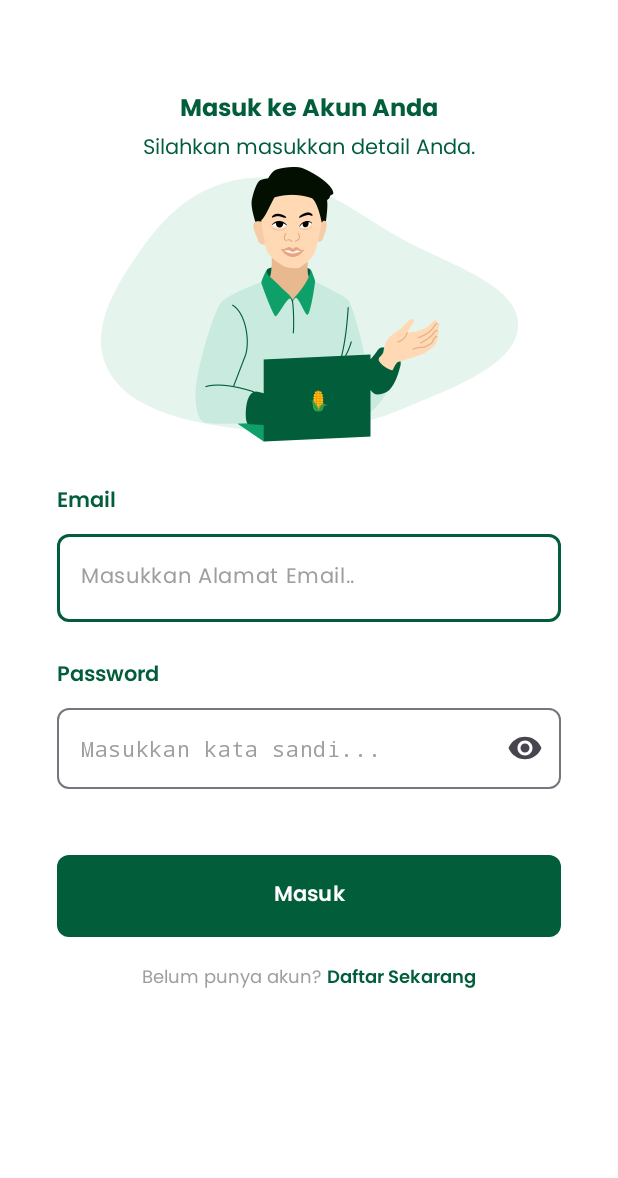
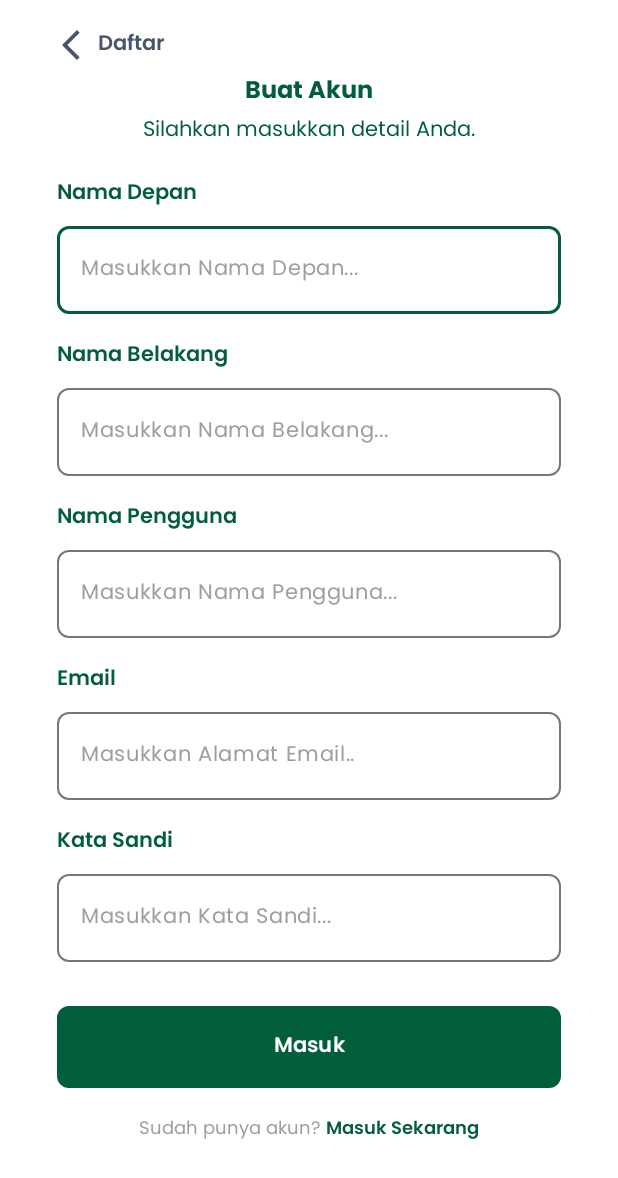
Before and after one commit to TeamClefer-C241-PS201/Clefer-Mobile-App, an Android app: the screen it shows after launch (SignInActivity before the commit, RegisterActivity after it), on a phone screen of 412 x 824 dp. Shown: the top 1178 px of the screen. Run offline under Robolectric (Android 15) with nearby library versions, the phone set to English and light mode, and no system bars.

Commit message:
feat(register): slice register page layout
- Note: Some field styles may be ambiguous or unusual, further adjustments may be needed

```diff
--- a/app/src/main/java/com/jimbonlemu/clefer/views/SignInActivity.kt
+++ b/app/src/main/java/com/jimbonlemu/clefer/views/SignInActivity.kt
@@ -1,19 +1,17 @@
 package com.jimbonlemu.clefer.views
 
+import android.content.Intent
 import android.os.Bundle
 import android.view.LayoutInflater
-import androidx.activity.enableEdgeToEdge
-import androidx.appcompat.app.AppCompatActivity
-import androidx.core.view.ViewCompat
-import androidx.core.view.WindowInsetsCompat
-import com.jimbonlemu.clefer.R
 import com.jimbonlemu.clefer.core.CoreActivity
 import com.jimbonlemu.clefer.databinding.ActivitySignInBinding
 
 class SignInActivity : CoreActivity<ActivitySignInBinding>() {
     override fun onCreate(savedInstanceState: Bundle?) {
         super.onCreate(savedInstanceState)
-
+        binding.tvBtnRegister.setOnClickListener {
+            startActivity(Intent(this@SignInActivity, RegisterActivity::class.java))
+        }
     }
 
     override fun setupBinding(layoutInflater: LayoutInflater): ActivitySignInBinding =
--- a/app/src/main/java/com/jimbonlemu/clefer/views/SplashActivity.kt
+++ b/app/src/main/java/com/jimbonlemu/clefer/views/SplashActivity.kt
@@ -41,7 +41,7 @@ class SplashActivity : CoreActivity<ActivitySplashBinding>() {
     private fun splashScreenTransition() {
         lifecycleScope.launch {
             delay(Constant.SPLASH_SCREEN_DURATION.seconds)
-            startActivity(Intent(this@SplashActivity, SignInActivity::class.java))
+            startActivity(Intent(this@SplashActivity, RegisterActivity::class.java))
             finish()
         }
     }
--- /dev/null
+++ b/app/src/main/res/drawable/arrow_back.xml
@@ -0,0 +1,12 @@
+<vector xmlns:android="http://schemas.android.com/apk/res/android"
+    android:width="24dp"
+    android:height="24dp"
+    android:tint="#475569"
+    android:viewportWidth="24"
+    android:viewportHeight="24">
+
+    <path
+        android:fillColor="@android:color/white"
+        android:pathData="M17.77,3.77l-1.77,-1.77l-10,10l10,10l1.77,-1.77l-8.23,-8.23z" />
+
+</vector>
--- a/app/src/main/res/layout/activity_register.xml
+++ b/app/src/main/res/layout/activity_register.xml
@@ -1,12 +1,132 @@
 <?xml version="1.0" encoding="utf-8"?>
-<androidx.constraintlayout.widget.ConstraintLayout xmlns:android="http://schemas.android.com/apk/res/android"
+<ScrollView xmlns:android="http://schemas.android.com/apk/res/android"
     xmlns:app="http://schemas.android.com/apk/res-auto"
     xmlns:tools="http://schemas.android.com/tools"
     android:id="@+id/main"
     android:layout_width="match_parent"
     android:layout_height="match_parent"
     tools:context=".views.RegisterActivity">
+    <androidx.constraintlayout.widget.ConstraintLayout
+        android:layout_width="match_parent"
+        android:layout_height="wrap_content">
 
 
+        <ImageButton
+            android:id="@+id/btn_back_sign_in"
+            android:layout_width="wrap_content"
+            android:layout_height="wrap_content"
+            android:layout_marginStart="35dp"
+            android:layout_marginTop="18dp"
+            android:background="@color/white"
+            android:src="@drawable/arrow_back"
+            app:layout_constraintStart_toStartOf="parent"
+            app:layout_constraintTop_toTopOf="parent" />
 
-</androidx.constraintlayout.widget.ConstraintLayout>
+        <TextView
+            android:id="@+id/small_headline_register"
+            style="@style/SemiBoldSubHeadline"
+            android:layout_height="wrap_content"
+            android:layout_marginStart="6dp"
+            android:text="@string/title_register"
+            android:textColor="#475569"
+            android:textSize="14sp"
+            app:layout_constraintBottom_toBottomOf="@+id/btn_back_sign_in"
+            app:layout_constraintStart_toEndOf="@id/btn_back_sign_in"
+            app:layout_constraintTop_toTopOf="@id/btn_back_sign_in" />
+
+        <TextView
+            android:id="@+id/main_headline"
+            style="@style/BoldHeadlineStyle"
+            android:layout_marginTop="5dp"
+            android:text="Buat Akun"
+            app:layout_constraintEnd_toEndOf="parent"
+            app:layout_constraintStart_toStartOf="parent"
+            app:layout_constraintTop_toBottomOf="@id/small_headline_register" />
+
+        <TextView
+            android:id="@+id/secondary_headline"
+            style="@style/RegularHeadline"
+            android:text="@string/sign_in_secondary_headline"
+            app:layout_constraintEnd_toEndOf="parent"
+            app:layout_constraintStart_toStartOf="parent"
+            app:layout_constraintTop_toBottomOf="@id/main_headline" />
+
+        <com.jimbonlemu.clefer.components.CustomViewEditText
+            android:id="@+id/edt_first_name"
+            style="@style/DefinedEditTextLayoutSize"
+            android:layout_marginTop="18dp"
+            app:hintText="Masukkan Nama Depan..."
+            app:labelText="Nama Depan"
+            app:layout_constraintEnd_toEndOf="parent"
+            app:layout_constraintStart_toStartOf="parent"
+            app:layout_constraintTop_toBottomOf="@id/secondary_headline" />
+
+        <com.jimbonlemu.clefer.components.CustomViewEditText
+            android:id="@+id/edt_last_name"
+            style="@style/DefinedEditTextLayoutSize"
+            android:layout_marginTop="16dp"
+            app:hintText="Masukkan Nama Belakang..."
+            app:labelText="Nama Belakang"
+            app:layout_constraintEnd_toEndOf="parent"
+            app:layout_constraintStart_toStartOf="parent"
+            app:layout_constraintTop_toBottomOf="@id/edt_first_name" />
+
+        <com.jimbonlemu.clefer.components.CustomViewEditText
+            android:id="@+id/edt_user_name"
+            style="@style/DefinedEditTextLayoutSize"
+            android:layout_marginTop="16dp"
+            app:hintText="Masukkan Nama Pengguna..."
+            app:labelText="Nama Pengguna"
+            app:layout_constraintEnd_toEndOf="parent"
+            app:layout_constraintStart_toStartOf="parent"
+            app:layout_constraintTop_toBottomOf="@id/edt_last_name" />
+
+        <com.jimbonlemu.clefer.components.CustomViewEditText
+            android:id="@+id/edt_email"
+            style="@style/DefinedEditTextLayoutSize"
+            android:layout_marginTop="16dp"
+            app:hintText="@string/hint_input_email"
+            app:labelText="Email"
+            app:layout_constraintEnd_toEndOf="parent"
+            app:layout_constraintStart_toStartOf="parent"
+            app:layout_constraintTop_toBottomOf="@id/edt_user_name" />
+
+        <com.jimbonlemu.clefer.components.CustomViewEditText
+            android:id="@+id/edt_password"
+            style="@style/DefinedEditTextLayoutSize"
+            android:layout_marginTop="16dp"
+            app:hintText="@string/hint_input_password"
+            app:labelText="@string/title_password"
+            app:layout_constraintEnd_toEndOf="parent"
+            app:layout_constraintStart_toStartOf="parent"
+            app:layout_constraintTop_toBottomOf="@id/edt_email" />
+
+        <com.google.android.material.button.MaterialButton
+            android:id="@+id/btn_sign_in"
+            style="@style/ButtonStyle"
+            android:layout_marginTop="25dp"
+            android:text="@string/title_sign_in"
+            app:layout_constraintEnd_toEndOf="parent"
+            app:layout_constraintStart_toStartOf="parent"
+            app:layout_constraintTop_toBottomOf="@id/edt_password" />
+
+        <TextView
+            android:id="@+id/tv_sub_headline"
+            style="@style/RegularSubHeadline"
+            android:text="@string/register_sub_headline_1"
+            app:layout_constraintTop_toBottomOf="@id/btn_sign_in"
+            app:layout_constraintEnd_toStartOf="@+id/tv_btn_register"
+            app:layout_constraintStart_toStartOf="parent"
+            app:layout_constraintHorizontal_chainStyle="packed"
+            android:layout_marginTop="13dp" />
+
+        <TextView
+            android:id="@+id/tv_btn_register"
+            style="@style/SemiBoldSubHeadline"
+            android:text="@string/register_sub_headline_2"
+            app:layout_constraintStart_toEndOf="@+id/tv_sub_headline"
+            app:layout_constraintEnd_toEndOf="parent"
+            app:layout_constraintTop_toTopOf="@id/tv_sub_headline"
+            android:layout_marginStart="4dp" />
+    </androidx.constraintlayout.widget.ConstraintLayout>
+</ScrollView>
--- a/app/src/main/res/layout/activity_sign_in.xml
+++ b/app/src/main/res/layout/activity_sign_in.xml
@@ -87,8 +87,7 @@
             app:layout_constraintStart_toEndOf="@+id/tv_sub_headline"
             app:layout_constraintEnd_toEndOf="parent"
             app:layout_constraintTop_toTopOf="@id/tv_sub_headline"
-            android:layout_marginStart="4dp"
-            />
+            android:layout_marginStart="4dp" />
 
 
     </androidx.constraintlayout.widget.ConstraintLayout>
--- a/app/src/main/res/values/strings.xml
+++ b/app/src/main/res/values/strings.xml
@@ -5,9 +5,12 @@
     <string name="sign_in_secondary_headline">Silahkan masukkan detail Anda.</string>
     <string name="title_email">Email</string>
     <string name="hint_input_email">Masukkan Alamat Email..</string>
-    <string name="hint_input_password">Masukkan kata sandi...</string>
-    <string name="title_password">Password</string>
+    <string name="hint_input_password">Masukkan Kata Sandi...</string>
+    <string name="title_password">Kata Sandi</string>
     <string name="title_sign_in">Masuk</string>
     <string name="sign_in_sub_headline_1">Belum punya akun? </string>
     <string name="sign_in_sub_headline_2"> Daftar Sekarang</string>
+    <string name="title_register">Daftar</string>
+    <string name="register_sub_headline_1">Sudah punya akun?</string>
+    <string name="register_sub_headline_2">Masuk Sekarang</string>
 </resources>
--- a/app/src/main/res/values/themes.xml
+++ b/app/src/main/res/values/themes.xml
@@ -22,6 +22,11 @@
     <style name="RegularHeadline" parent="BoldHeadlineStyle">
         <item name="fontFamily">@font/poppins_regular</item>
         <item name="android:textSize">14sp</item>
+    </style>
+
+    <style name="DefinedEditTextLayoutSize">
+        <item name="android:layout_width">match_parent</item>
+        <item name="android:layout_height">wrap_content</item>
     </style>
 
     <style name="RegularSubHeadline" parent="Base.Theme.Clefer">
```
Also changed, not shown: app/src/main/res/drawable/eye_close.png (deleted), app/src/main/res/drawable/eye_open.png (deleted).
